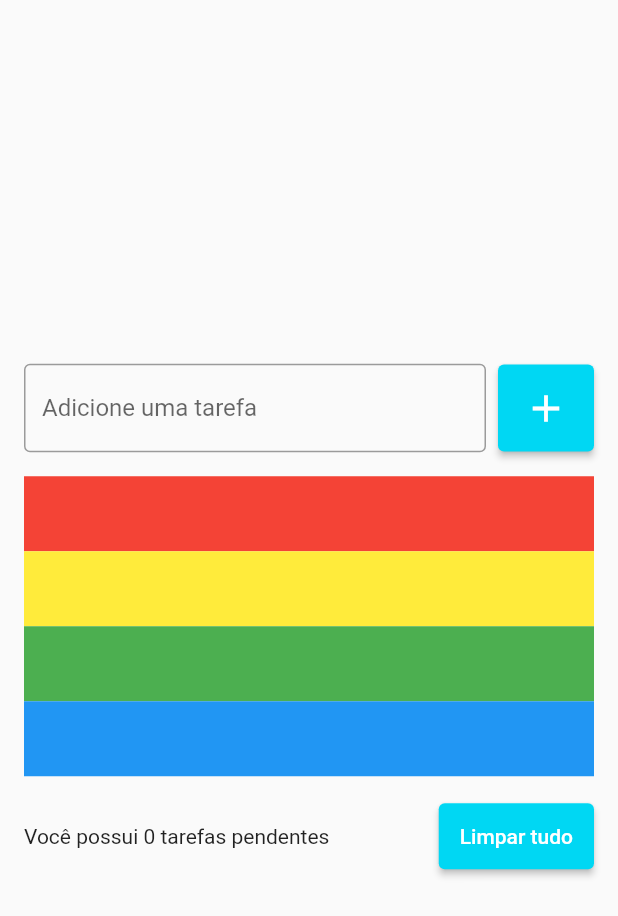
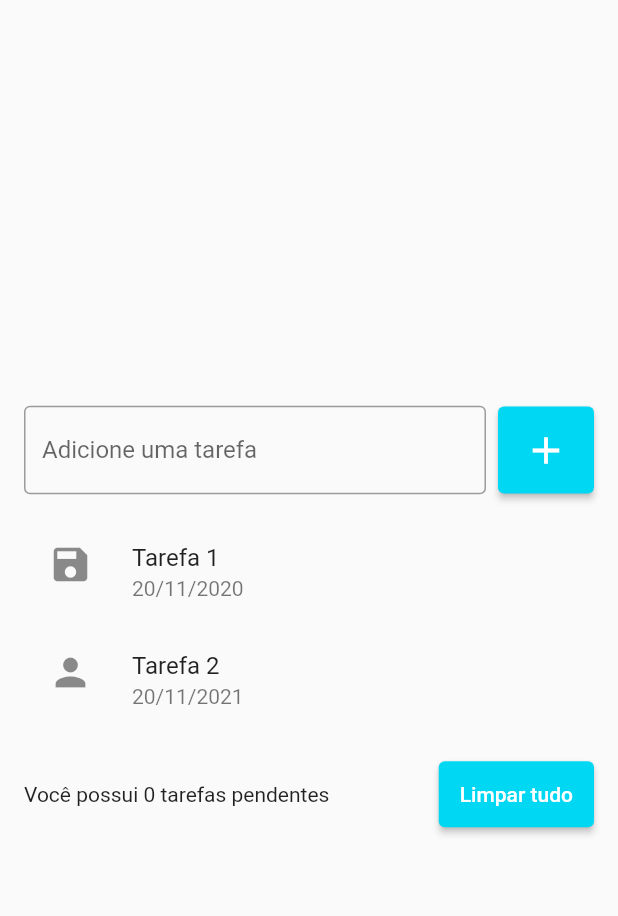
Before and after one commit to mateusopaiva/todo_list, a Flutter app: the screen it shows after launch, on a phone screen of 412 x 824 dp. Shown: the top 916 px of the screen. Run offline on Flutter 3.47's test engine with Material 2 defaults, Android fonts, the phone set to English and light mode, and no system bars.

Commit message:
Componente ListTile

```diff
--- a/lib/pages/todo_list_page.dart
+++ b/lib/pages/todo_list_page.dart
@@ -41,25 +41,21 @@ class TodoListPage extends StatelessWidget {
               ListView(
                 shrinkWrap: true,
                 children: [
-                  Container(
-                    color: Colors.red,
-                    width: 50,
-                    height: 50,
+                  ListTile(
+                    title: Text('Tarefa 1'),
+                    subtitle: Text('20/11/2020'),
+                    leading: Icon(Icons.save, size: 30),
+                    onTap: () {
+                      print('tarefa 1');
+                    },
                   ),
-                  Container(
-                    color: Colors.yellow,
-                    width: 50,
-                    height: 50,
-                  ),
-                  Container(
-                    color: Colors.green,
-                    width: 50,
-                    height: 50,
-                  ),
-                  Container(
-                    color: Colors.blue,
-                    width: 50,
-                    height: 50,
+                  ListTile(
+                    title: Text('Tarefa 2'),
+                    subtitle: Text('20/11/2021'),
+                    leading: Icon(Icons.person, size: 30),
+                    onTap: () {
+                      print('tarefa 2');
+                    },
                   ),
                 ],
               ),
```
